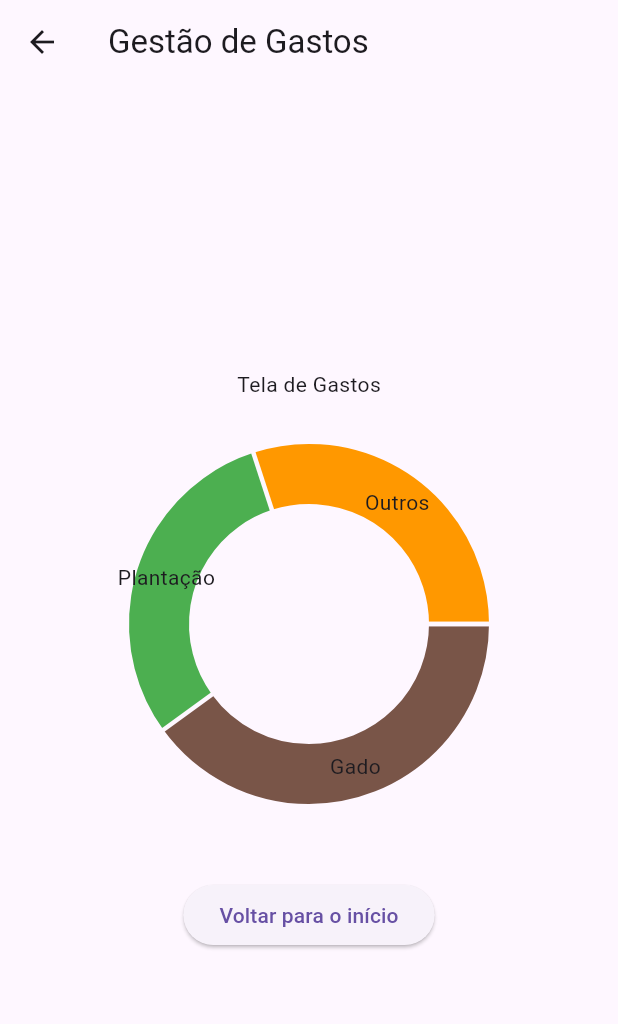
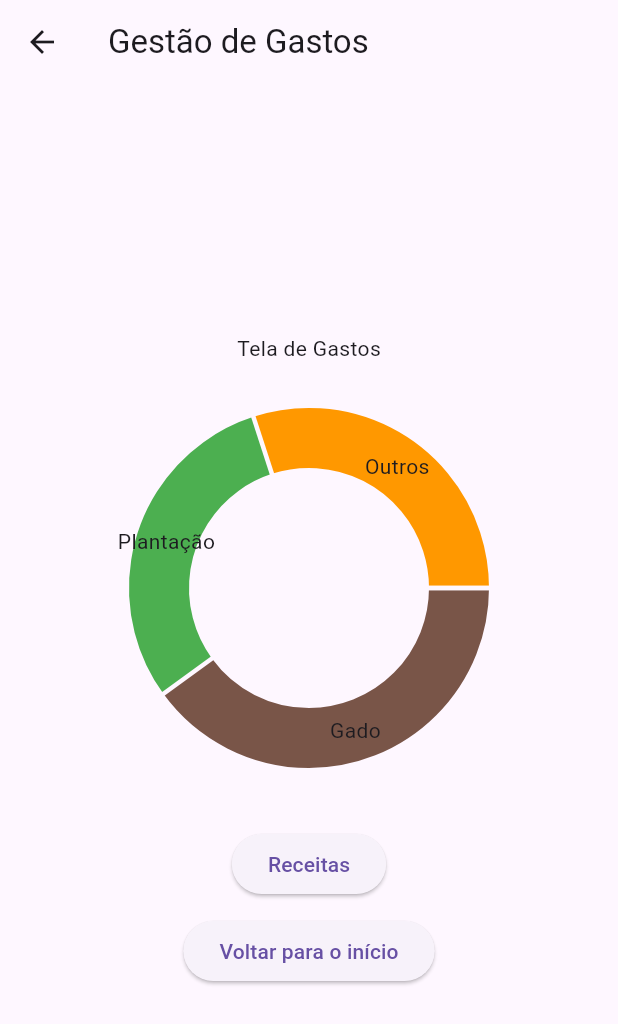
Before and after one commit to Tui-Ricken/Projeto-Gestao-de-gastos, a Flutter app: the screen it shows after launch, after a tap on "Ir para Gastos", on a phone screen of 412 x 824 dp. Shown: the top 1024 px of the screen. Run offline on Flutter 3.47's test engine with Material 3 defaults, Android fonts, the phone set to English and light mode, and no system bars; drawn by our look-alikes of fl_chart.

Commit message:
Update antes do intervalo aula dia 08/05/25

```diff
--- a/lib/config/rotas.dart
+++ b/lib/config/rotas.dart
@@ -1,5 +1,5 @@
 class Rotas {
-  static const String inicio = '/inicio';
+  static const String inicio = '/';
   static const String gastos = '/gastos';
   static const String receitas = '/receitas';
 }
--- a/lib/widget/Widget_gastos.dart
+++ b/lib/widget/Widget_gastos.dart
@@ -43,7 +43,13 @@ class WidgetGastos extends StatelessWidget {
                 ),
               ),
             ),
-            const SizedBox(height: 20), // Espaço entre o gráfico e o texto
+            const SizedBox(height: 10), // Espaço entre o gráfico e o texto
+            WidgetBotao(
+              rota: Rotas.receitas,
+              rotulo: 'Receitas',
+              onPressed: () {},
+            ),
+            const SizedBox(height: 10),
             WidgetBotao(
               rota: Rotas.inicio,
               rotulo: 'Voltar para o início',
--- a/lib/widget/Widget_inicio.dart
+++ b/lib/widget/Widget_inicio.dart
@@ -16,11 +16,14 @@ class WidgetInicio extends StatelessWidget {
           mainAxisAlignment: MainAxisAlignment.center,
           children: [
             const Text('Tela Inicial'),
+            const SizedBox(height: 400,),
+            //Image.asset('assets/imagem.(...)') como por imagem na tela inicial -> adicionar a imagem no assets -> adicionar no pubspec.yaml -> depois por esse comando.
             WidgetBotao(
               rota: Rotas.gastos,
               rotulo: 'Ir para Gastos',
               onPressed: () {},
             ),
+            const SizedBox(height:20),
             WidgetBotao(
               rota: Rotas.receitas,
               rotulo: 'Ir para Receitas',
--- a/pubspec.yaml
+++ b/pubspec.yaml
@@ -53,6 +53,8 @@ dev_dependencies:
 
 # The following section is specific to Flutter packages.
 flutter:
+  assets:
+    - assets/Corgi.jpg
 
   # The following line ensures that the Material Icons font is
   # included with your application, so that you can use the icons in
```
Also changed, not shown: lib/widget/Widget_receita.dart (+7 -2 lines).
